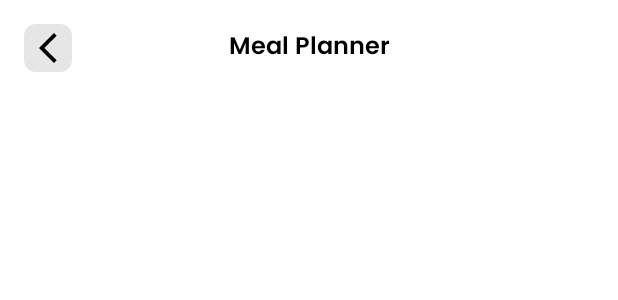
After one commit to noname6996-tta/FitnessApplicationTta, an Android app: the layout activity_meal_tracker.xml on its own in the app's theme, with its tools: preview values and no code run, on a phone screen of 412 x 824 dp. The commit adds this screen. Shown: the top 300 px of the screen. Run offline under Robolectric (Android 15) with nearby library versions, the phone set to English and light mode, and no system bars.

Commit message:
add meal planner

```diff
--- a/app/src/main/AndroidManifest.xml
+++ b/app/src/main/AndroidManifest.xml
@@ -16,6 +16,9 @@
         android:theme="@style/Theme.FitnessApplication"
         android:usesCleartextTraffic="true"
         tools:targetApi="31">
+        <activity
+            android:name=".view.activity.MealTracker.MealTrackerActivity"
+            android:exported="false" />
         <activity
             android:name=".view.activity.watertracker.waterHistory.WaterHistoryActivity"
             android:exported="false" />
--- /dev/null
+++ b/app/src/main/java/com/tta/fitnessapplication/view/activity/MealTracker/MealTrackerActivity.kt
@@ -0,0 +1,12 @@
+package com.tta.fitnessapplication.view.activity.MealTracker
+
+import androidx.appcompat.app.AppCompatActivity
+import android.os.Bundle
+import com.tta.fitnessapplication.R
+
+class MealTrackerActivity : AppCompatActivity() {
+    override fun onCreate(savedInstanceState: Bundle?) {
+        super.onCreate(savedInstanceState)
+        setContentView(R.layout.activity_meal_tracker)
+    }
+}
--- /dev/null
+++ b/app/src/main/res/layout/activity_meal_tracker.xml
@@ -0,0 +1,41 @@
+<?xml version="1.0" encoding="utf-8"?>
+<androidx.constraintlayout.widget.ConstraintLayout xmlns:android="http://schemas.android.com/apk/res/android"
+    xmlns:app="http://schemas.android.com/apk/res-auto"
+    xmlns:tools="http://schemas.android.com/tools"
+    android:layout_width="match_parent"
+    android:layout_height="match_parent"
+    tools:context=".view.activity.MealTracker.MealTrackerActivity">
+    <View
+        android:id="@+id/view13"
+        android:layout_width="32dp"
+        android:layout_height="32dp"
+        android:layout_marginLeft="@dimen/size_16dp"
+        android:layout_marginTop="@dimen/size_16dp"
+        android:background="@drawable/bg_view_gray_8"
+        app:layout_constraintStart_toStartOf="parent"
+        app:layout_constraintTop_toTopOf="parent" />
+
+    <ImageView
+        android:id="@+id/imageView7"
+        android:layout_width="wrap_content"
+        android:layout_height="wrap_content"
+        android:src="@drawable/ic_baseline_arrow_back_ios_new_24"
+        app:layout_constraintBottom_toBottomOf="@+id/view13"
+        app:layout_constraintEnd_toEndOf="@+id/view13"
+        app:layout_constraintStart_toStartOf="@+id/view13"
+        app:layout_constraintTop_toTopOf="@+id/view13" />
+
+    <TextView
+        android:id="@+id/textView25"
+        android:layout_width="wrap_content"
+        android:layout_height="wrap_content"
+        android:fontFamily="@font/poppins_semibold"
+        android:text="Meal Planner"
+        android:textColor="@color/black"
+        android:textSize="@dimen/size_16dp"
+        app:layout_constraintBottom_toBottomOf="@+id/view13"
+        app:layout_constraintEnd_toEndOf="parent"
+        app:layout_constraintStart_toStartOf="parent"
+        app:layout_constraintTop_toTopOf="@+id/view13" />
+
+</androidx.constraintlayout.widget.ConstraintLayout>
--- a/app/src/main/res/layout/activity_water_tracker.xml
+++ b/app/src/main/res/layout/activity_water_tracker.xml
@@ -45,7 +45,7 @@
                 android:fontFamily="@font/poppins_semibold"
                 android:text="Water Tracker"
                 android:textColor="@color/black"
-                android:textSize="@dimen/size_20dp"
+                android:textSize="@dimen/size_16dp"
                 app:layout_constraintBottom_toBottomOf="@+id/view13"
                 app:layout_constraintEnd_toEndOf="parent"
                 app:layout_constraintStart_toStartOf="parent"
```
